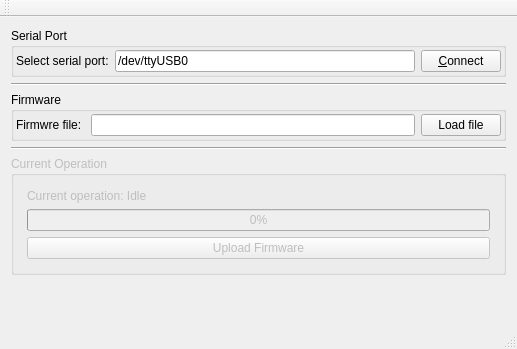
persuader72/Qt_MSPBSL_Uploader, file MspFirmwareLoader/mainwindow.ui: the form before one commit.
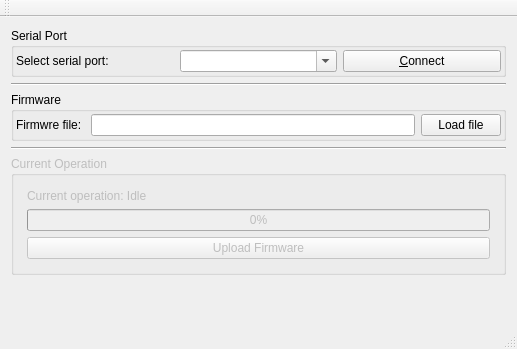
The form after the commit.

Commit message: Added enumeration of serials ports

```diff
--- a/MspFirmwareLoader/mainwindow.ui
+++ b/MspFirmwareLoader/mainwindow.ui
@@ -46,9 +46,9 @@
           </widget>
          </item>
          <item>
-          <widget class="QLineEdit" name="SerialPortNameEdit">
-           <property name="text">
-            <string>/dev/ttyUSB0</string>
+          <widget class="QComboBox" name="SerialPortNameCombo">
+           <property name="editable">
+            <bool>true</bool>
            </property>
           </widget>
          </item>
```
The commit also changes 7 other files.
